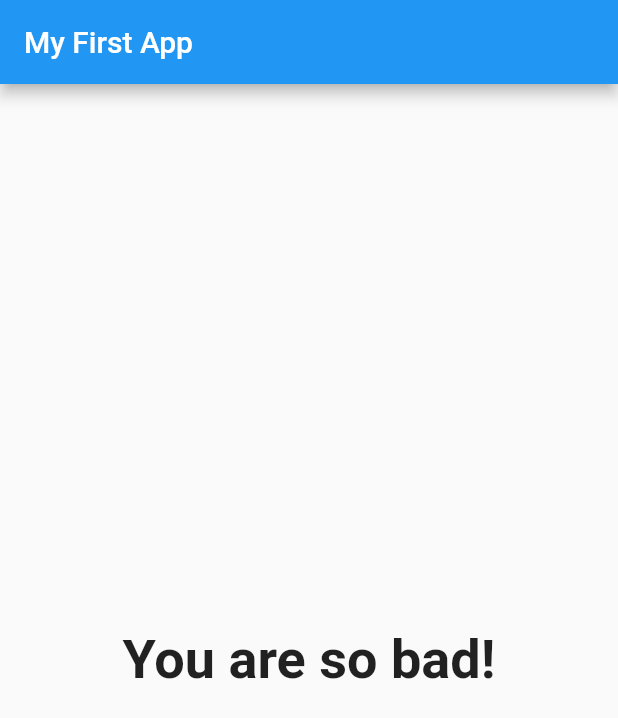
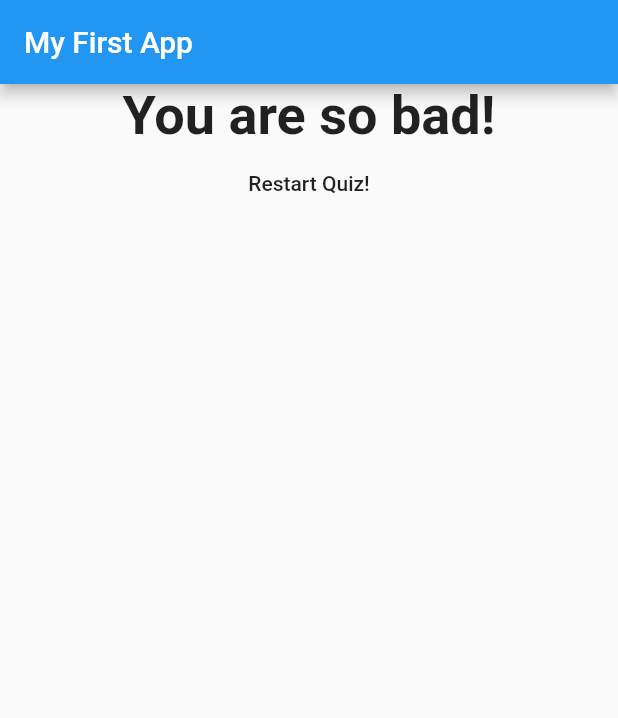
Before and after one commit to tuckermiles70/Flutter-Quiz-App, a Flutter app: the screen it shows after launch, after a tap on "Black", after a tap on "Snake", after a tap on "Salad", on a phone screen of 412 x 824 dp. Shown: the top 718 px of the screen. Run offline on Flutter 3.47's test engine with Material 2 defaults, Android fonts, the phone set to English and light mode, and no system bars.

Commit message:
"Restart Quiz!" button added

```diff
--- a/lib/main.dart
+++ b/lib/main.dart
@@ -18,7 +18,6 @@ class MyApp extends StatefulWidget {
 }
 
 class _MyAppState extends State<MyApp> {
-
   final _questions = const [
     {
       'questionText': 'What\'s your favorite color?',
@@ -51,6 +50,13 @@ class _MyAppState extends State<MyApp> {
   var _questionIndex = 0;
   var _totalScore = 0;
 
+  void _resetQuiz() {
+    setState(() {
+      _questionIndex = 0;
+      _totalScore = 0;
+    });
+  }
+
   void _answerQuestion(int score) {
     _totalScore += score;
 
@@ -77,7 +83,7 @@ class _MyAppState extends State<MyApp> {
                 answerQuestion: _answerQuestion,
                 questionIndex: _questionIndex,
                 questions: _questions)
-            : Result(_totalScore),
+            : Result(_totalScore, _resetQuiz),
       ),
     );
   }
--- a/lib/result.dart
+++ b/lib/result.dart
@@ -2,21 +2,19 @@ import 'package:flutter/material.dart';
 
 class Result extends StatelessWidget {
   final int resultScore;
+  final Function resetHandler;
 
-  Result(this.resultScore);
+  Result(this.resultScore, this.resetHandler);
 
   String get resultPhrase {
     String resultText;
     if (resultScore <= 8) {
       resultText = 'You are awesome and innocent!';
-    }
-    else if (resultScore <= 12) {
+    } else if (resultScore <= 12) {
       resultText = 'Pretty likeable!';
-    }
-    else if (resultScore <= 16) {
+    } else if (resultScore <= 16) {
       resultText = 'You are ... strange?!';
-    }
-    else {
+    } else {
       resultText = 'You are so bad!';
     }
 
@@ -26,10 +24,15 @@ class Result extends StatelessWidget {
   @override
   Widget build(BuildContext context) {
     return Center(
-      child: Text(
-        resultPhrase,
-        style: TextStyle(fontSize: 36, fontWeight: FontWeight.bold),
-        textAlign: TextAlign.center,
+      child: Column(
+        children: <Widget>[
+          Text(
+            resultPhrase,
+            style: TextStyle(fontSize: 36, fontWeight: FontWeight.bold),
+            textAlign: TextAlign.center,
+          ),
+          FlatButton(child: Text('Restart Quiz!'), onPressed: resetHandler,),
+        ],
       ),
     );
   }
```
